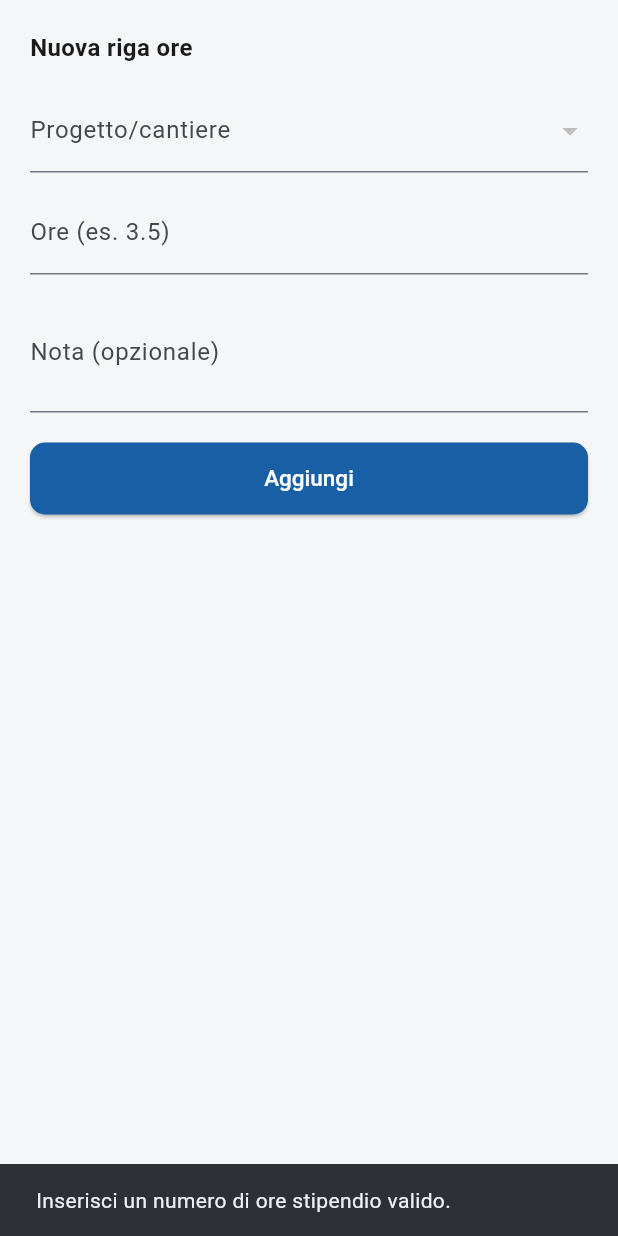
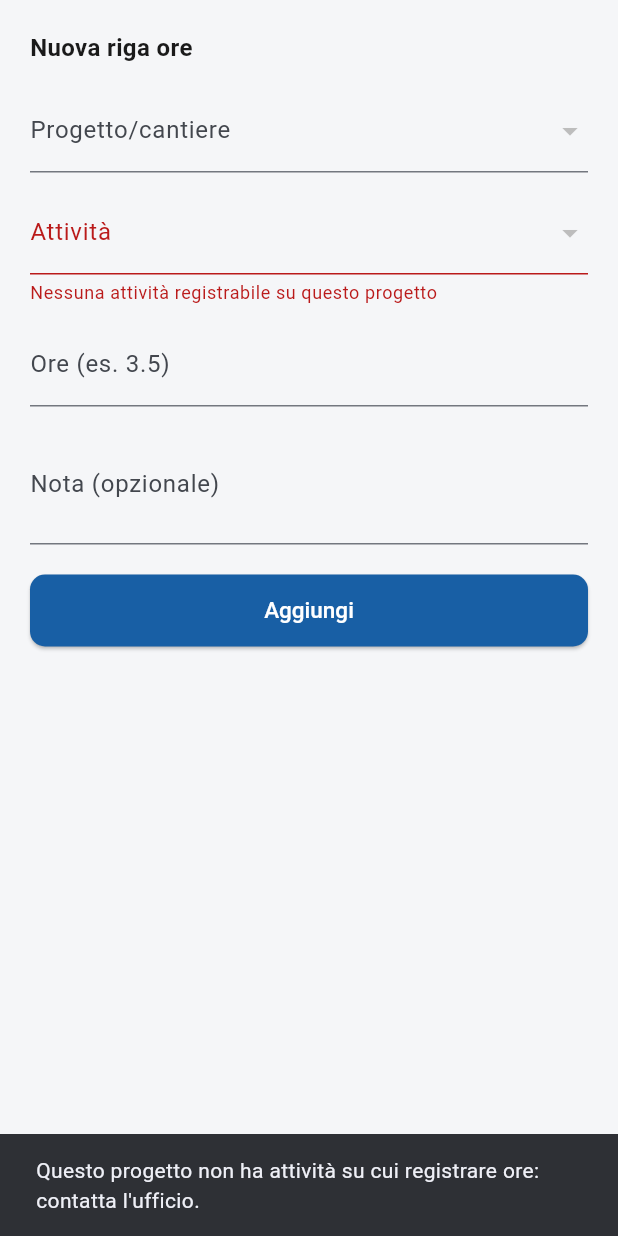
Before and after one commit to SSSAV100/app-timbrature-mobile, a Flutter app: the _AddTimeEntrySheet widget shown alone on an empty page, opened directly with empty values, after a tap on "Aggiungi", on a phone screen of 412 x 824 dp. Run offline on Flutter 3.47's test engine with Material 3 defaults, Android fonts, the phone set to English and light mode, and no system bars; our stand-ins replace connectivity_plus, flutter_secure_storage, geolocator, image_picker, pdf, share_plus and 2 more; missing offline and left inert: flutter_appauth; accounts and stored records are empty; statements that could not run were skipped.

Commit message:
Ore su progetti: attività caricate ($expand=tasks) e obbligatorie
GET /assignedProjects senza $expand non restituiva la part "tasks": il menu
attività restava nascosto. Ora l'attività è sempre visibile (id · descrizione),
preselezionata se unica, e obbligatoria per salvare.

Co-Authored-By: Claude Opus 5.5 <noreply@anthropic.com>

```diff
--- a/lib/screens/ore_progetti_screen.dart
+++ b/lib/screens/ore_progetti_screen.dart
@@ -275,7 +275,14 @@ class _AddTimeEntrySheetState extends State<_AddTimeEntrySheet> {
   @override
   void initState() {
     super.initState();
-    _selectedProject = widget.projects.first;
+    _selectProject(widget.projects.first);
+  }
+
+  // Con una sola attività registrabile la si preseleziona.
+  void _selectProject(Project? project) {
+    _selectedProject = project;
+    final tasks = project?.tasks ?? const [];
+    _selectedTask = tasks.length == 1 ? tasks.first : null;
   }
 
   @override
@@ -289,6 +296,19 @@ class _AddTimeEntrySheetState extends State<_AddTimeEntrySheet> {
   bool get _isService => _selectedProject?.type == ProjectType.service;
 
   void _save() {
+    // L'attività è obbligatoria: la registrazione sul registro commesse di
+    // BC richiede il "Job Task No.".
+    if (_selectedTask == null) {
+      ScaffoldMessenger.of(context).showSnackBar(
+        SnackBar(
+          content: Text((_selectedProject?.tasks ?? const []).isEmpty
+              ? 'Questo progetto non ha attività su cui registrare ore: contatta l\'ufficio.'
+              : 'Seleziona l\'attività del progetto.'),
+        ),
+      );
+      return;
+    }
+
     final hoursWorked = double.tryParse(_hoursWorkedController.text.replaceAll(',', '.'));
     if (_selectedProject == null || hoursWorked == null || hoursWorked <= 0) {
       ScaffoldMessenger.of(context).showSnackBar(
@@ -346,22 +366,28 @@ class _AddTimeEntrySheetState extends State<_AddTimeEntrySheet> {
               items: widget.projects
                   .map((p) => DropdownMenuItem(value: p, child: Text(p.description)))
                   .toList(),
-              onChanged: (p) => setState(() {
-                _selectedProject = p;
-                _selectedTask = null;
-              }),
+              onChanged: (p) => setState(() => _selectProject(p)),
             ),
             const SizedBox(height: 12),
-            if (tasks.isNotEmpty)
-              DropdownButtonFormField<ProjectTask>(
-                initialValue: _selectedTask,
-                decoration: const InputDecoration(labelText: 'Task/attività (opzionale)'),
-                items: tasks
-                    .map((t) => DropdownMenuItem(value: t, child: Text(t.description)))
-                    .toList(),
-                onChanged: (t) => setState(() => _selectedTask = t),
+            // Key legata al progetto: cambiando progetto il campo si
+            // ricrea e riparte dall'attività preselezionata (o vuoto).
+            DropdownButtonFormField<ProjectTask>(
+              key: ValueKey(_selectedProject?.id),
+              initialValue: _selectedTask,
+              isExpanded: true,
+              decoration: InputDecoration(
+                labelText: 'Attività',
+                errorText: tasks.isEmpty ? 'Nessuna attività registrabile su questo progetto' : null,
               ),
-            if (tasks.isNotEmpty) const SizedBox(height: 12),
+              items: tasks
+                  .map((t) => DropdownMenuItem(
+                        value: t,
+                        child: Text('${t.id} · ${t.description}', overflow: TextOverflow.ellipsis),
+                      ))
+                  .toList(),
+              onChanged: (t) => setState(() => _selectedTask = t),
+            ),
+            const SizedBox(height: 12),
 
             if (_isService) ...[
               // Progetto Service: le ore da caricare sul progetto/fattura
--- a/lib/services/bc_api_service.dart
+++ b/lib/services/bc_api_service.dart
@@ -39,9 +39,12 @@ class BcApiService {
 
   /// Recupera i progetti/cantieri assegnati all'utente corrente, con i
   /// relativi task/attività annidati.
+  /// `$expand=tasks` è obbligatorio: BC include le sotto-pagine (part AL
+  /// "tasks") nella risposta solo se richieste esplicitamente, altrimenti
+  /// ogni progetto arriva senza attività.
   Future<List<Project>> fetchAssignedProjects() async {
     final headers = await _authHeaders();
-    final uri = Uri.parse('${AppConfig.instance.customApiBaseUrl}/assignedProjects');
+    final uri = Uri.parse('${AppConfig.instance.customApiBaseUrl}/assignedProjects?\$expand=tasks');
 
     final response = await http.get(uri, headers: headers);
     _throwIfNotOk(response);
```
Also changed, not shown: 1 other file.
